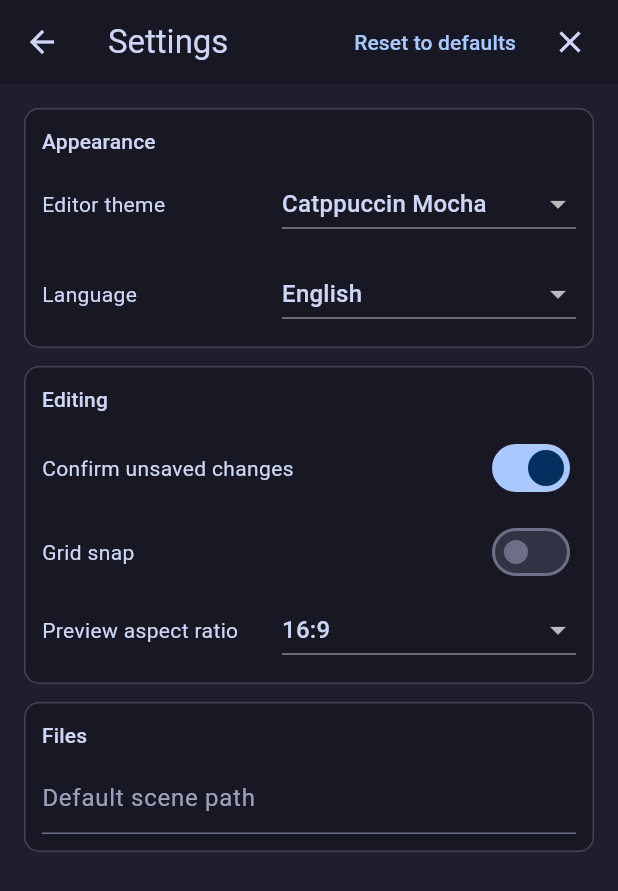
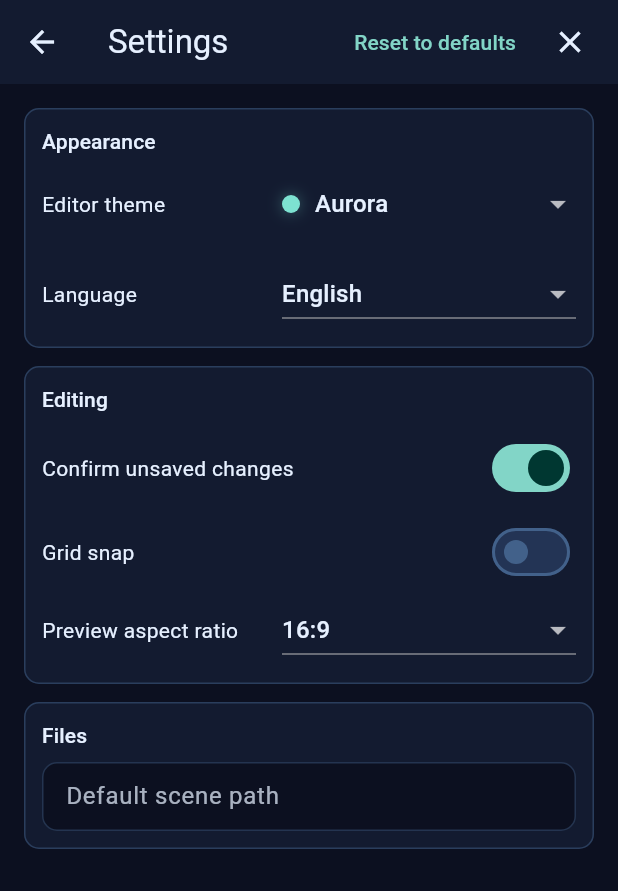
Before and after one commit to anfsity/Mozais, a Flutter app: the SettingsPage screen opened directly with empty values, on a phone screen of 412 x 824 dp. Shown: the top 891 px of the screen. Run offline on Flutter 3.47's test engine with Material 3 defaults, Android fonts, the phone set to English and light mode, and no system bars; missing offline and left inert: build, dbus.

Commit message:
feat(editor): add aurora palettes and control styling

```diff
--- a/packages/mozais_scene_editor/lib/src/editor_settings.dart
+++ b/packages/mozais_scene_editor/lib/src/editor_settings.dart
@@ -13,7 +13,7 @@ const editorAspectRatios = <String, double>{
 /// theme; they only configure the authoring tool.
 class EditorSettings {
   const EditorSettings({
-    this.themeId = EditorThemeId.catppuccinMocha,
+    this.themeId = EditorThemeId.aurora,
     this.locale = defaultEditorLocaleCode,
     this.confirmUnsavedChanges = true,
     this.gridSnap = false,
@@ -41,7 +41,8 @@ class EditorSettings {
     return EditorSettings(
       themeId: themeId ?? this.themeId,
       locale: locale ?? this.locale,
-      confirmUnsavedChanges: confirmUnsavedChanges ?? this.confirmUnsavedChanges,
+      confirmUnsavedChanges:
+          confirmUnsavedChanges ?? this.confirmUnsavedChanges,
       gridSnap: gridSnap ?? this.gridSnap,
       previewAspectRatio: previewAspectRatio ?? this.previewAspectRatio,
       defaultScenePath: defaultScenePath ?? this.defaultScenePath,
@@ -69,7 +70,8 @@ class EditorSettings {
       gridSnap: json['gridSnap'] is bool
           ? json['gridSnap']! as bool
           : defaults.gridSnap,
-      previewAspectRatio: _aspectRatio(json['previewAspectRatio']) ??
+      previewAspectRatio:
+          _aspectRatio(json['previewAspectRatio']) ??
           defaults.previewAspectRatio,
       defaultScenePath: json['defaultScenePath'] is String
           ? json['defaultScenePath']! as String
--- a/packages/mozais_scene_editor/lib/src/settings_page.dart
+++ b/packages/mozais_scene_editor/lib/src/settings_page.dart
@@ -59,18 +59,15 @@ class SettingsPage extends StatelessWidget {
                   SwitchRow(
                     label: strings.gridSnap,
                     value: settings.gridSnap,
-                    onChanged: (value) => controller.update(
-                      settings.copyWith(gridSnap: value),
-                    ),
+                    onChanged: (value) =>
+                        controller.update(settings.copyWith(gridSnap: value)),
                   ),
                   _AspectRatioPicker(controller: controller),
                 ],
               ),
               SectionCard(
                 title: strings.files,
-                children: [
-                  _DefaultPathField(controller: controller),
-                ],
+                children: [_DefaultPathField(controller: controller)],
               ),
             ],
           );
@@ -93,6 +90,7 @@ class _ThemePicker extends StatelessWidget {
       children: [
         SizedBox(width: 160, child: Text(strings.editorTheme)),
         Expanded(
+          child: DropdownButtonHideUnderline(
             child: DropdownButton<EditorThemeId>(
               isExpanded: true,
               value: settings.themeId,
@@ -103,11 +101,41 @@ class _ThemePicker extends StatelessWidget {
               },
               items: [
                 for (final theme in editorThemes.values)
-                DropdownMenuItem(value: theme.id, child: Text(theme.name)),
+                  DropdownMenuItem(
+                    value: theme.id,
+                    child: Row(
+                      children: [
+                        _ThemeSwatch(color: theme.palette.accent),
+                        const SizedBox(width: 10),
+                        Text(theme.name),
                       ],
                     ),
                   ),
               ],
+            ),
+          ),
+        ),
+      ],
+    );
+  }
+}
+
+class _ThemeSwatch extends StatelessWidget {
+  const _ThemeSwatch({required this.color});
+
+  final Color color;
+
+  @override
+  Widget build(BuildContext context) {
+    return DecoratedBox(
+      decoration: BoxDecoration(
+        shape: BoxShape.circle,
+        color: color,
+        boxShadow: [
+          BoxShadow(color: color.withValues(alpha: 0.35), blurRadius: 8),
+        ],
+      ),
+      child: const SizedBox(width: 12, height: 12),
     );
   }
 }
@@ -192,9 +220,8 @@ class _DefaultPathField extends StatelessWidget {
         hintText: EditorStringsScope.of(context).pathHint,
         isDense: true,
       ),
-      onFieldSubmitted: (value) => controller.update(
-        settings.copyWith(defaultScenePath: value.trim()),
-      ),
+      onFieldSubmitted: (value) =>
+          controller.update(settings.copyWith(defaultScenePath: value.trim())),
     );
   }
 }
```
Also changed, not shown: packages/mozais_scene_editor/lib/src/editor_theme.dart (+94 -0 lines). Lines whose indentation alone changed are shown as unchanged.
